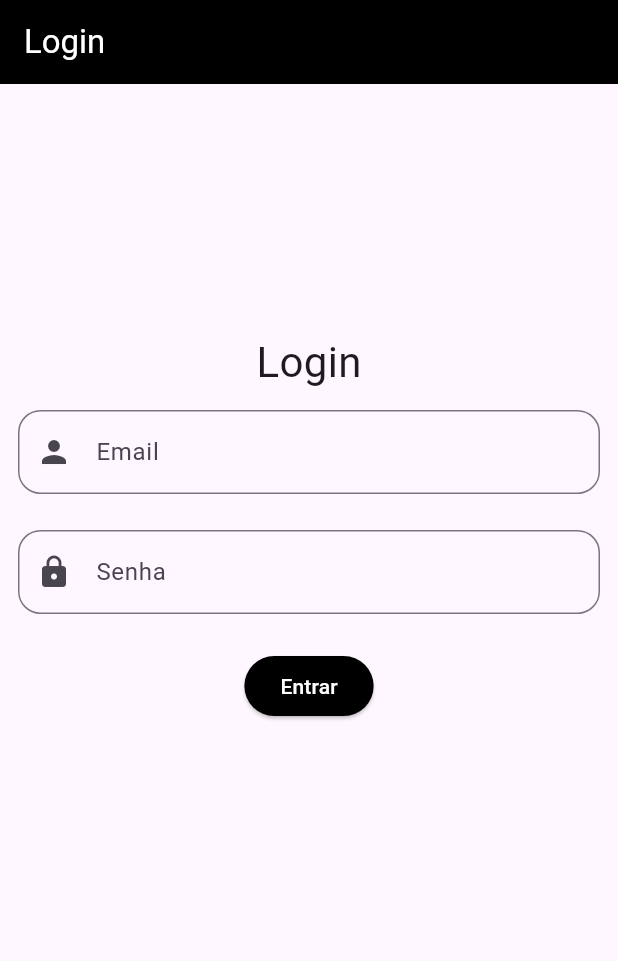
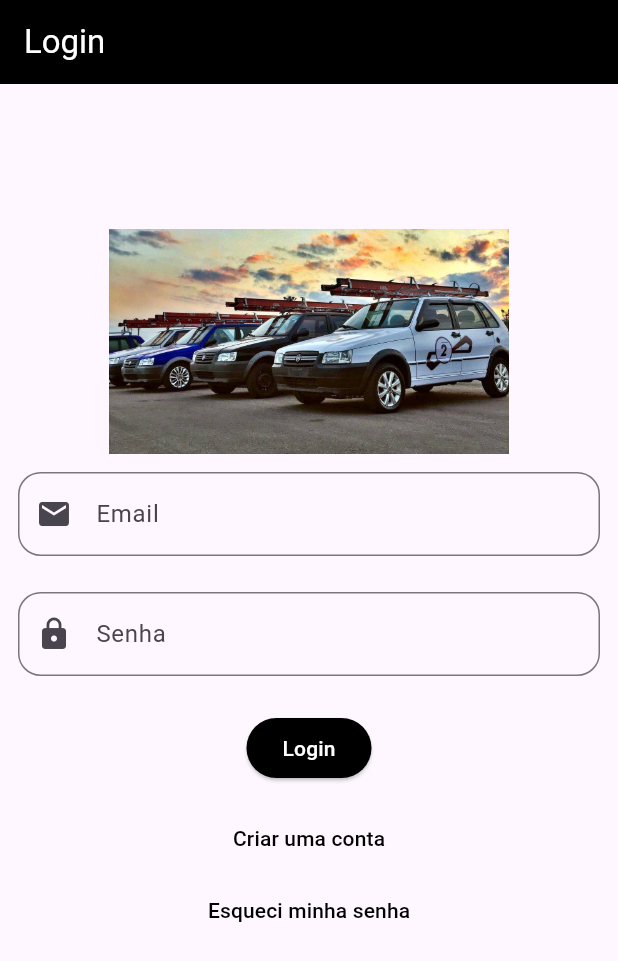
Before and after one commit to elian-r-ribeiro/fluttertest, a Flutter app: the screen it shows after launch, on a phone screen of 412 x 824 dp. Shown: the top 961 px of the screen. Run offline on Flutter 3.47's test engine with Material 3 defaults, Android fonts, the phone set to English and light mode, and no system bars; our stand-ins replace firebase_auth, firebase_core; accounts and stored records are empty; generated files the repository leaves out were written again.

Commit message:
Added user register, login, logout, password recover and error handling

```diff
--- a/lib/main.dart
+++ b/lib/main.dart
@@ -1,7 +1,15 @@
+import 'package:firebase_auth/firebase_auth.dart';
+import 'package:firebase_core/firebase_core.dart';
 import 'package:flutter/material.dart';
+import 'package:fluttertest/firebase_options.dart';
 import 'package:fluttertest/views/home.dart';
+import 'package:fluttertest/views/login.dart';
 
-void main() {
+void main() async {
+  WidgetsFlutterBinding.ensureInitialized();
+  await Firebase.initializeApp(
+    options: DefaultFirebaseOptions.currentPlatform,
+  );
   runApp(const MyApp());
 }
 
@@ -17,7 +25,6 @@ class MyApp extends StatelessWidget {
         useMaterial3: true,
       ),
       home: const MyWidget(),
-      routes: {'home': (context) => HomePage()},
     );
   }
 }
@@ -30,89 +37,17 @@ class MyWidget extends StatefulWidget {
 }
 
 class _MyWidgetState extends State<MyWidget> {
-  final _formKey = GlobalKey<FormState>();
-  final TextEditingController emailController = TextEditingController();
-  final TextEditingController passwordController = TextEditingController();
-
   @override
   Widget build(BuildContext context) {
-    return Scaffold(
-      appBar: AppBar(
-        title: const Text(
-          'Login',
-          style: TextStyle(color: Colors.white),
-        ),
-        backgroundColor: Colors.black,
-      ),
-      body: Form(
-        key: _formKey,
-        child: Column(
-          children: [
-            Spacer(),
-            Text(
-              'Login',
-              style: TextStyle(fontSize: 28),
-            ),
-            Padding(
-              padding: const EdgeInsets.all(12),
-              child: TextFormField(
-                controller: emailController,
-                validator: (value) {
-                  if (value == null || value.isEmpty) {
-                    return 'Email é obrigatório';
-                  }
-                  return null;
-                },
-                decoration: InputDecoration(
-                  prefixIcon: Icon(Icons.person),
-                  label: Text('Email'),
-                  border: OutlineInputBorder(
-                    borderRadius: BorderRadius.circular(15),
-                  ),
-                ),
-              ),
-            ),
-            Padding(
-              padding: const EdgeInsets.all(12),
-              child: TextFormField(
-                controller: passwordController,
-                validator: (value) {
-                  if (value == null || value.isEmpty) {
-                    return 'Senha é obrigatória';
-                  }
-                  return null;
-                },
-                decoration: InputDecoration(
-                  prefixIcon: Icon(Icons.lock),
-                  label: Text('Senha'),
-                  border: OutlineInputBorder(
-                    borderRadius: BorderRadius.circular(15),
-                  ),
-                ),
-              ),
-            ),
-            Padding(
-              padding: const EdgeInsets.all(12),
-              child: ElevatedButton(
-                style: ButtonStyle(
-                  backgroundColor: WidgetStateProperty.all(
-                      Colors.black), // Define a cor de fundo do botão
-                ),
-                onPressed: () {
-                  if (_formKey.currentState?.validate() ?? false) {
-                    Navigator.pushNamed(context, 'home');
-                  }
-                },
-                child: const Text(
-                  'Entrar',
-                  style: TextStyle(color: Colors.white),
-                ),
-              ),
-            ),
-            Spacer(flex: 2)
-          ],
-        ),
-      ),
+    return StreamBuilder<User?>(
+      stream: FirebaseAuth.instance.userChanges(),
+      builder: (context, snapshot) {
+        if (snapshot.hasData) {
+          return HomePage(user: snapshot.data!);
+        } else {
+          return LoginPage();
+        }
+      },
     );
   }
 }
--- /dev/null
+++ b/lib/views/login.dart
@@ -0,0 +1,126 @@
+import 'package:flutter/material.dart';
+import 'package:fluttertest/services/authService.dart';
+import 'package:fluttertest/widgets/snack_bar_widget.dart';
+
+class LoginPage extends StatefulWidget {
+  const LoginPage({super.key});
+
+  @override
+  State<LoginPage> createState() => _LoginPageState();
+}
+
+class _LoginPageState extends State<LoginPage> {
+  final _formKey = GlobalKey<FormState>();
+  final TextEditingController emailController = TextEditingController();
+  final TextEditingController passwordController = TextEditingController();
+  AuthService _authService = AuthService();
+
+  @override
+  Widget build(BuildContext context) {
+    return Scaffold(
+      appBar: AppBar(
+        title: const Text(
+          'Login',
+          style: TextStyle(color: Colors.white),
+        ),
+        backgroundColor: Colors.black,
+      ),
+      body: Form(
+        key: _formKey,
+        child: Column(
+          children: [
+            Spacer(),
+            Image.asset(
+              'assets/Unao.jpg',
+              height: 150,
+            ),
+            Padding(
+              padding: const EdgeInsets.all(12),
+              child: TextFormField(
+                controller: emailController,
+                validator: (value) {
+                  if (value == null || value.isEmpty) {
+                    return 'Email é obrigatório';
+                  }
+                  return null;
+                },
+                decoration: InputDecoration(
+                  prefixIcon: Icon(Icons.mail),
+                  label: Text('Email'),
+                  border: OutlineInputBorder(
+                    borderRadius: BorderRadius.circular(15),
+                  ),
+                ),
+              ),
+            ),
+            Padding(
+              padding: const EdgeInsets.all(12),
+              child: TextFormField(
+                controller: passwordController,
+                validator: (value) {
+                  if (value == null || value.isEmpty) {
+                    return 'Senha é obrigatória';
+                  }
+                  return null;
+                },
+                decoration: InputDecoration(
+                  prefixIcon: Icon(Icons.lock),
+                  label: Text('Senha'),
+                  border: OutlineInputBorder(
+                    borderRadius: BorderRadius.circular(15),
+                  ),
+                ),
+              ),
+            ),
+            Padding(
+              padding: const EdgeInsets.all(12),
+              child: ElevatedButton(
+                style: ButtonStyle(
+                  backgroundColor: WidgetStateProperty.all(Colors.black),
+                ),
+                onPressed: () {
+                  if (_formKey.currentState?.validate() ?? false) {
+                    String email = emailController.text;
+                    String password = passwordController.text;
+                    _authService
+                        .loginUser(email: email, password: password)
+                        .then((erro) {
+                      if (erro != null) {
+                        snackBarWidget(
+                            context: context, title: erro, isError: true);
+                      }
+                    });
+                    Navigator.pushNamed(context, 'home');
+                  }
+                },
+                child: const Text(
+                  'Login',
+                  style: TextStyle(color: Colors.white),
+                ),
+              ),
+            ),
+            TextButton(
+              onPressed: () {
+                Navigator.pushNamed(context, 'register');
+              },
+              child: const Text(
+                'Criar uma conta',
+                style: TextStyle(color: Colors.black),
+              ),
+            ),
+            TextButton(
+              onPressed: () {
+                Navigator.pushNamed(context, 'passwordrecover');
+              },
+              child: const Text(
+                'Esqueci minha senha',
+                style: TextStyle(color: Colors.black),
+              ),
+            ),
+            Spacer(flex: 2)
+          ],
+        ),
+      ),
+    );
+  }
+}
```
Also changed, not shown: lib/services/authService.dart (added, +46 -0 lines), lib/views/home.dart (+14 -4 lines), lib/views/passwordRecover.dart (added, +86 -0 lines), lib/views/register.dart (added, +144 -0 lines), lib/widgets/snack_bar_widget.dart (added, +10 -0 lines), pubspec.yaml (+4 -3 lines), assets/Unao.jpg (added), firebase.json (added), pubspec.lock, 6 other files.
